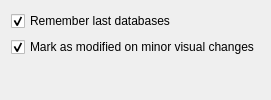
This is src/gui/SettingsWidgetGeneral.ui in danilovsergei/keepassx-gdrive as Qt 5 draws it before an edit. The edited form follows.
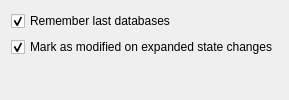
This is the edited form.

Commit message: Rename setting so it refers only to group expanded state changes.

Patch:
```diff
--- a/src/gui/SettingsWidgetGeneral.ui
+++ b/src/gui/SettingsWidgetGeneral.ui
@@ -16,7 +16,7 @@
    <item row="1" column="0">
     <widget class="QCheckBox" name="modifiedOnVisualChangesCheckBox">
      <property name="text">
-      <string>Mark as modified on minor visual changes</string>
+      <string>Mark as modified on expanded state changes</string>
      </property>
      <property name="checked">
       <bool>true</bool>
```
Left out of the diff: 2 changed lines with no effect on the pictures. The commit also changes 3 other files.
